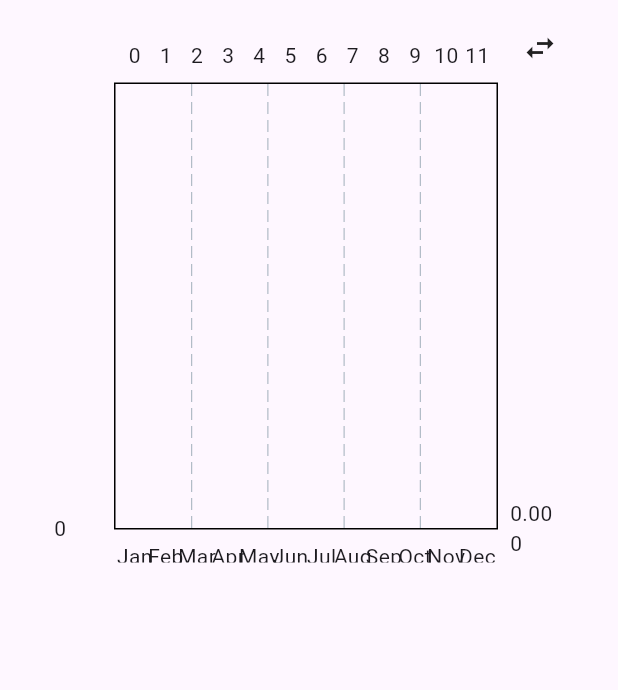
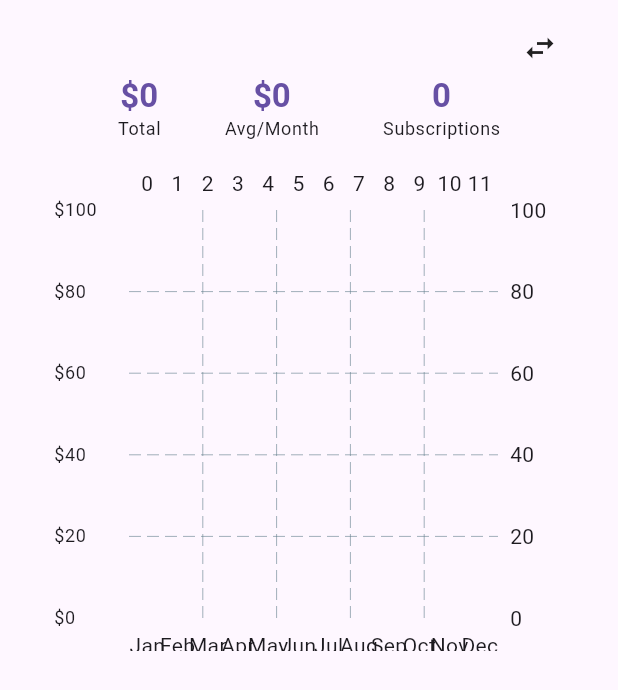
Before and after one commit to Jl115/abotrack_fl, a Flutter app: the ChartComponent widget shown alone on an empty page, opened directly, after a tap on the "swap horiz" icon, on a phone screen of 412 x 824 dp. Shown: the top 690 px of the screen. Run offline on Flutter 3.47's test engine with Material 3 defaults, Android fonts, the phone set to English and light mode, and no system bars; drawn by our look-alikes of fl_chart; our stand-ins replace flutter_local_notifications, flutter_slidable, permission_handler, timezone; missing offline and left inert: background_fetch, workmanager.

Commit message:
✨ Enhance charts with stats summary and improved styling

```diff
--- a/lib/src/components/dashboard/chart_component.dart
+++ b/lib/src/components/dashboard/chart_component.dart
@@ -37,6 +37,10 @@ class _ChartComponentState extends State<ChartComponent> {
   /// also filled in with a light blue color to make it easier to see the
   /// total cost of the abos for each month.
   Widget _buildLineChart(List<double> monthlyPayments) {
+    final theme = Theme.of(context);
+    final maxPayment = monthlyPayments.reduce((a, b) => a > b ? a : b);
+    final avgPayment = monthlyPayments.reduce((a, b) => a + b) / 12;
+
     return Center(
       child: SizedBox(
         height: 350,
@@ -52,10 +56,18 @@ class _ChartComponentState extends State<ChartComponent> {
                     return Padding(
                       padding: const EdgeInsets.only(top: 8.0),
                       child: Text(month,
-                          style: Theme.of(context)
-                              .textTheme
-                              .bodyMedium), // Use theme text style
+                          style: theme.textTheme.bodyMedium),
                     );
+                  },
+                ),
+              ),
+              leftTitles: AxisTitles(
+                sideTitles: SideTitles(
+                  showTitles: true,
+                  reservedSize: 50,
+                  getTitlesWidget: (value, meta) {
+                    return Text('\$${value.toStringAsFixed(0)}',
+                        style: theme.textTheme.bodySmall);
                   },
                 ),
               ),
@@ -72,11 +84,15 @@ class _ChartComponentState extends State<ChartComponent> {
                 dotData: FlDotData(show: true),
                 belowBarData: BarAreaData(
                     show: true,
-                    color: Theme.of(context)
-                        .primaryColor
-                        .withOpacity(0.3)), // Use primary color with opacity
+                    color: theme.primaryColor.withOpacity(0.3)),
               ),
             ],
+            gridData: FlGridData(show: true),
+            borderData: FlBorderData(show: false),
+            minX: 0,
+            maxX: 11,
+            minY: 0,
+            maxY: maxPayment > 0 ? maxPayment * 1.2 : 100,
           ),
         ),
       ),
@@ -102,7 +118,9 @@ class _ChartComponentState extends State<ChartComponent> {
   ///
   /// The chart is centered horizontally and vertically.
   Widget _buildBarChart(List<double> monthlyPayments) {
+    final theme = Theme.of(context);
     final currentMonth = DateTime.now().month - 1; // 0-based index for month
+    final maxPayment = monthlyPayments.reduce((a, b) => a > b ? a : b);
 
     return Center(
       child: SizedBox(
@@ -118,9 +136,13 @@ class _ChartComponentState extends State<ChartComponent> {
                         BarChartRodData(
                           toY: entry.value,
                           color: entry.key == currentMonth
-                              ? Theme.of(context).colorScheme.error
-                              : Theme.of(context).primaryColor,
+                              ? theme.colorScheme.error
+                              : theme.primaryColor,
                           width: 16,
+                          borderRadius: const BorderRadius.only(
+                            topLeft: Radius.circular(8),
+                            topRight: Radius.circular(8),
+                          ),
                         ),
                       ],
                     ))
@@ -134,8 +156,7 @@ class _ChartComponentState extends State<ChartComponent> {
                         .format(DateTime(2024, value.toInt() + 1));
                     return Padding(
                       padding: const EdgeInsets.only(top: 8.0),
-                      child: Text(month,
-                          style: Theme.of(context).textTheme.bodyMedium),
+                      child: Text(month, style: theme.textTheme.bodyMedium),
                     );
                   },
                 ),
@@ -143,15 +164,18 @@ class _ChartComponentState extends State<ChartComponent> {
               leftTitles: AxisTitles(
                 sideTitles: SideTitles(
                   showTitles: true,
-                  reservedSize: 40,
+                  reservedSize: 50,
                   getTitlesWidget: (value, meta) {
-                    return Text(value.toStringAsFixed(0),
-                        style: Theme.of(context).textTheme.bodyMedium);
+                    return Text('\$${value.toStringAsFixed(0)}',
+                        style: theme.textTheme.bodySmall);
                   },
                 ),
               ),
             ),
             gridData: FlGridData(show: true),
+            borderData: FlBorderData(show: false),
+            minY: 0,
+            maxY: maxPayment > 0 ? maxPayment * 1.2 : 100,
           ),
         ),
       ),
@@ -175,10 +199,20 @@ class _ChartComponentState extends State<ChartComponent> {
   ///
   /// The chart is centered horizontally and vertically.
   Widget _buildPieChart(List<Abo> abos) {
+    final theme = Theme.of(context);
+    final totalCost = abos.fold<double>(0, (sum, abo) => sum + abo.price);
+
     return Center(
       child: SizedBox(
         height: 350,
-        child: PieChart(
+        child: abos.isEmpty
+            ? Center(
+                child: Text(
+                  'No subscriptions yet',
+                  style: theme.textTheme.bodyLarge,
+                ),
+              )
+            : PieChart(
                 PieChartData(
                   sections: abos
                       .asMap()
@@ -187,16 +221,16 @@ class _ChartComponentState extends State<ChartComponent> {
                             color: _getColorForIndex(entry.key),
                             value: entry.value.price,
                             title:
-                          '${entry.value.name}\n${entry.value.price.toStringAsFixed(2)}',
+                                '${entry.value.name}\n\$${entry.value.price.toStringAsFixed(2)}',
                             radius: 60,
-                      titleStyle:
-                          Theme.of(context).textTheme.bodyMedium?.copyWith(
+                            titleStyle: theme.textTheme.bodyMedium?.copyWith(
                               fontWeight: FontWeight.bold,
                               color: Colors.white,
                             ),
                           ))
                       .toList(),
                   sectionsSpace: 2,
+                  centerSpaceRadius: 40,
                 ),
               ),
       ),
@@ -238,6 +272,7 @@ class _ChartComponentState extends State<ChartComponent> {
   ///
   /// This method is called from the [DashboardView] widget.
   Widget build(BuildContext context) {
+    final theme = Theme.of(context);
     final aboController = Provider.of<AboController>(context);
 
     // Calculate monthly payments, converting yearly to equivalent monthly
@@ -248,23 +283,39 @@ class _ChartComponentState extends State<ChartComponent> {
       monthlyPayments[startMonth] += monthlyCost;
     }
 
+    final totalYearly = monthlyPayments.reduce((a, b) => a + b);
+    final avgMonthly = totalYearly / 12;
+
     return Padding(
       padding: const EdgeInsets.symmetric(horizontal: 20),
       child: Container(
-        height: 400,
+        height: 450,
         decoration: ShapeDecoration(
           shape: RoundedRectangleBorder(
             borderRadius: BorderRadius.circular(16),
           ),
-          color: Theme.of(context)
-              .cardColor, // Use theme card color for background
+          color: theme.cardColor,
         ),
         child: Stack(
           children: [
-            Center(
+            Column(
+              children: [
+                // Stats summary at top
+                Padding(
+                  padding: const EdgeInsets.only(top: 50, left: 16, right: 16),
+                  child: Row(
+                    mainAxisAlignment: MainAxisAlignment.spaceEvenly,
+                    children: [
+                      _buildStatChip('Total', '\$${totalYearly.toStringAsFixed(0)}', theme),
+                      _buildStatChip('Avg/Month', '\$${avgMonthly.toStringAsFixed(0)}', theme),
+                      _buildStatChip('Subscriptions', '${aboController.abos.length}', theme),
+                    ],
+                  ),
+                ),
+                // Chart area
+                Expanded(
                   child: Padding(
-                padding: const EdgeInsets.only(
-                    top: 16.0, bottom: 16.0, left: 16.0, right: 16.0),
+                    padding: const EdgeInsets.all(16.0),
                     child: _currentGraph == 0
                         ? _buildLineChart(monthlyPayments)
                         : _currentGraph == 1
@@ -272,12 +323,13 @@ class _ChartComponentState extends State<ChartComponent> {
                             : _buildPieChart(aboController.abos),
                   ),
                 ),
+              ],
+            ),
             Positioned(
               top: 8,
               right: 8,
               child: IconButton(
-                icon: Icon(Icons.swap_horiz,
-                    color: Theme.of(context).iconTheme.color),
+                icon: Icon(Icons.swap_horiz, color: theme.iconTheme.color),
                 onPressed: _changeGraph,
                 tooltip: 'Change Graph',
               ),
@@ -287,4 +339,24 @@ class _ChartComponentState extends State<ChartComponent> {
       ),
     );
   }
+
+  /// Builds a small stat chip for displaying summary statistics.
+  Widget _buildStatChip(String label, String value, ThemeData theme) {
+    return Column(
+      mainAxisSize: MainAxisSize.min,
+      children: [
+        Text(
+          value,
+          style: theme.textTheme.titleLarge?.copyWith(
+            fontWeight: FontWeight.bold,
+            color: theme.primaryColor,
+          ),
+        ),
+        Text(
+          label,
+          style: theme.textTheme.bodySmall,
+        ),
+      ],
+    );
   }
+}
```
Lines whose indentation alone changed are shown as unchanged.
